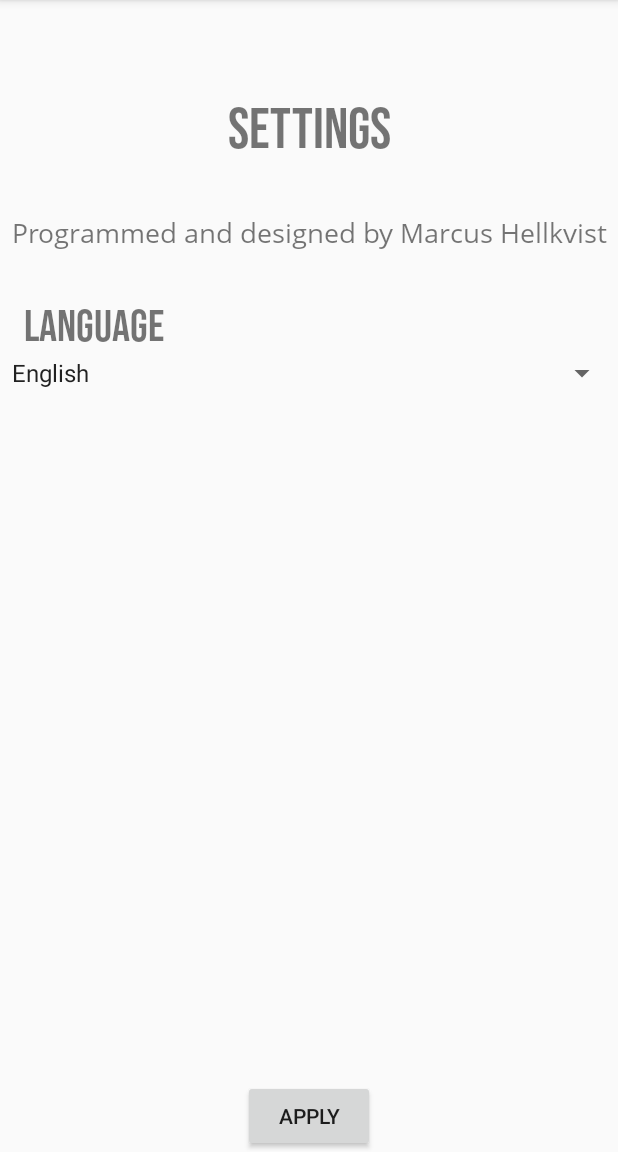
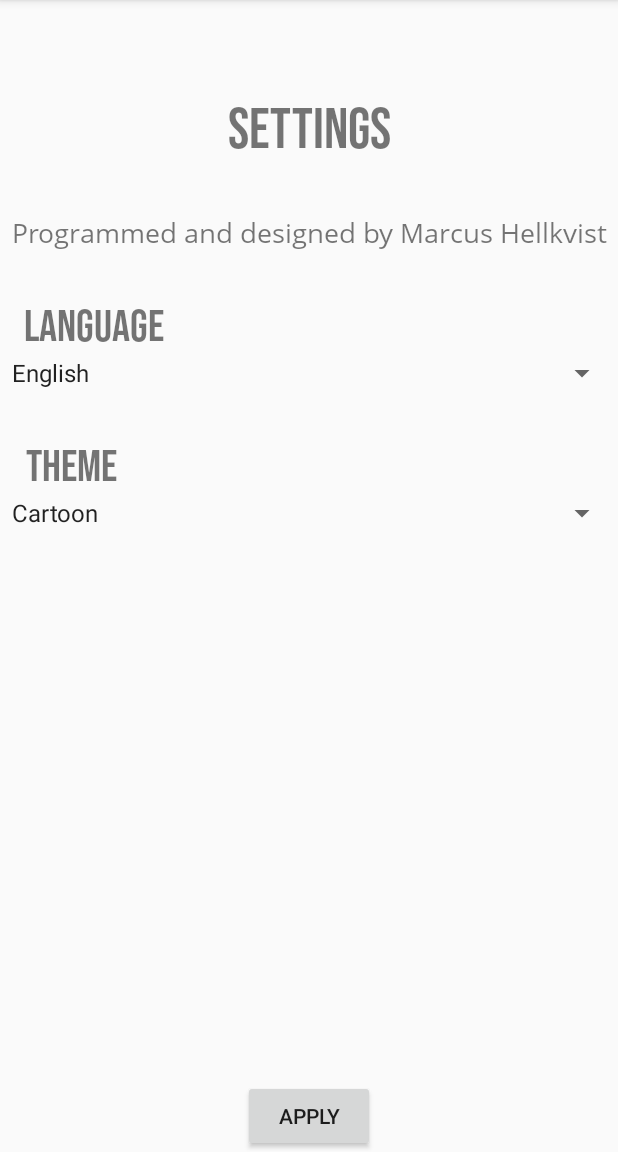
Before and after one commit to MarcusHellkvist/Hangman, an Android app: the SettingsActivity screen opened directly, with no data from a screen before it, after a tap on "APPLY", on a phone screen of 412 x 824 dp, the part 84-1236 px from its top. Run offline under Robolectric (Android 15) with nearby library versions, the phone set to English and light mode, and no system bars.

Commit message:
added another theme

```diff
--- a/app/src/main/java/com/example/fancyhangman/MainActivity.java
+++ b/app/src/main/java/com/example/fancyhangman/MainActivity.java
@@ -4,6 +4,7 @@ import androidx.annotation.NonNull;
 import androidx.appcompat.app.AppCompatActivity;
 
 import android.content.Intent;
+import android.content.SharedPreferences;
 import android.os.Bundle;
 import android.view.Menu;
 import android.view.MenuItem;
@@ -13,8 +14,10 @@ import android.widget.Button;
 public class MainActivity extends AppCompatActivity {
 
     private static final String TAG = "MACO";
-    Button btnPlay, btnAbout, btnExit;
+    public static final String MY_KEY = "MY_PREFS_KEY";
+    private Button btnPlay, btnAbout, btnExit;
 
+    private SharedPreferences sh;
 
     @Override
     protected void onCreate(Bundle savedInstanceState) {
--- a/app/src/main/java/com/example/fancyhangman/SettingsActivity.java
+++ b/app/src/main/java/com/example/fancyhangman/SettingsActivity.java
@@ -3,6 +3,7 @@ package com.example.fancyhangman;
 import androidx.appcompat.app.AppCompatActivity;
 
 import android.content.Intent;
+import android.content.SharedPreferences;
 import android.content.res.Configuration;
 import android.content.res.Resources;
 import android.os.Bundle;
@@ -10,12 +11,13 @@ import android.util.DisplayMetrics;
 import android.view.View;
 import android.widget.Button;
 import android.widget.Spinner;
+import android.widget.Toast;
 
 import java.util.Locale;
 
 public class SettingsActivity extends AppCompatActivity {
 
-    Spinner spinnerLanguage;
+    Spinner spinnerLanguage, spinnerTheme;
     Button btnApply;
 
     @Override
@@ -25,17 +27,28 @@ public class SettingsActivity extends AppCompatActivity {
 
         // VIEW BINDING
         spinnerLanguage = findViewById(R.id.sp_language);
+        spinnerTheme = findViewById(R.id.sp_theme);
         btnApply = findViewById(R.id.btn_settings_language);
 
         btnApply.setOnClickListener(new View.OnClickListener() {
             @Override
             public void onClick(View v) {
+
+                SharedPreferences sh = getSharedPreferences(MainActivity.MY_KEY, MODE_PRIVATE);
+                SharedPreferences.Editor editor = sh.edit();
+
+                String theme = spinnerTheme.getSelectedItem().toString();
+                editor.putString("theme", theme);
+                editor.apply();
+
                 /*String language = spinnerLanguage.getSelectedItem().toString();
                 if (language.contentEquals("Swedish") || language.contentEquals("Svenska")){
                     setLocale("sv");
                 } else {
                     setLocale("en");
                 }*/
+
+                Toast.makeText(SettingsActivity.this, R.string.changes, Toast.LENGTH_SHORT).show();
 
             }
         });
--- a/app/src/main/res/layout/activity_settings.xml
+++ b/app/src/main/res/layout/activity_settings.xml
@@ -45,6 +45,28 @@
         app:layout_constraintStart_toStartOf="parent"
         app:layout_constraintTop_toBottomOf="@+id/tv_creator" />
 
+    <TextView
+        android:id="@+id/tv_settings_theme"
+        android:layout_width="wrap_content"
+        android:layout_height="wrap_content"
+        android:layout_marginTop="32dp"
+        android:fontFamily="@font/bebasneue_regular"
+        android:text="@string/theme"
+        android:textSize="30sp"
+        app:layout_constraintEnd_toEndOf="parent"
+        app:layout_constraintHorizontal_bias="0.05"
+        app:layout_constraintStart_toStartOf="parent"
+        app:layout_constraintTop_toBottomOf="@+id/sp_language" />
+
+    <Spinner
+        android:id="@+id/sp_theme"
+        android:layout_width="match_parent"
+        android:layout_height="wrap_content"
+        android:entries="@array/theme_list"
+        app:layout_constraintEnd_toEndOf="parent"
+        app:layout_constraintStart_toStartOf="parent"
+        app:layout_constraintTop_toBottomOf="@+id/tv_settings_theme" />
+
     <Spinner
         android:id="@+id/sp_language"
         android:layout_width="match_parent"
--- a/app/src/main/res/values/strings.xml
+++ b/app/src/main/res/values/strings.xml
@@ -18,10 +18,17 @@
     <string name="programmed_and_designed_by_marcus_hellkvist">Programmed and designed by Marcus Hellkvist</string>
     <string name="language">Language</string>
     <string name="apply">Apply</string>
+    <string name="theme">Theme</string>
+    <string name="changes">Changes successfully made</string>
 
     <string-array name="language_list">
         <item>English</item>
         <item>Swedish</item>
+    </string-array>
+
+    <string-array name="theme_list">
+        <item>Cartoon</item>
+        <item>8 Bit</item>
     </string-array>
 
     <string-array name="words">
```
Also changed, not shown: app/src/main/java/com/example/fancyhangman/PlayActivity.java (+22 -7 lines), 1 other file.
